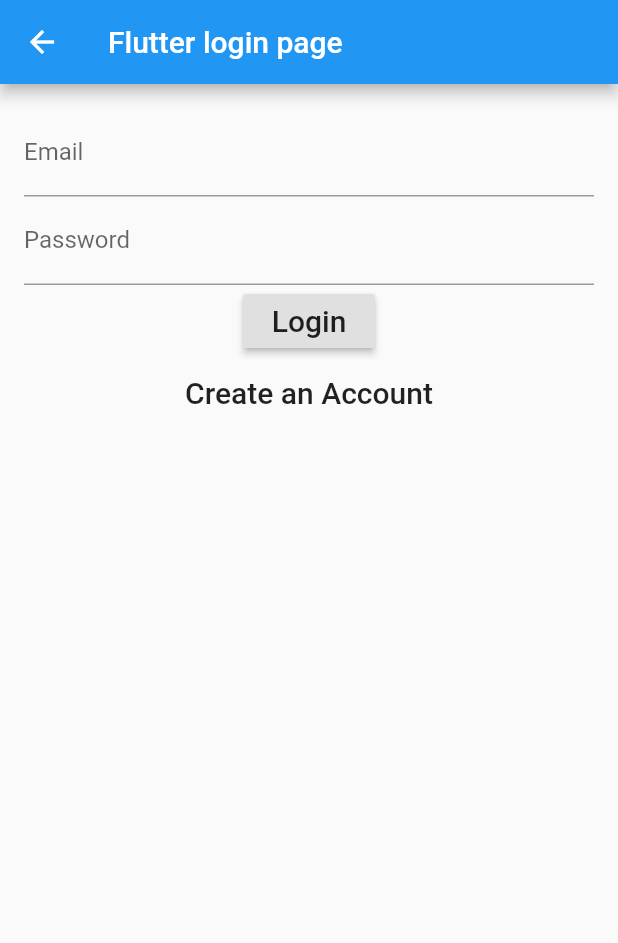
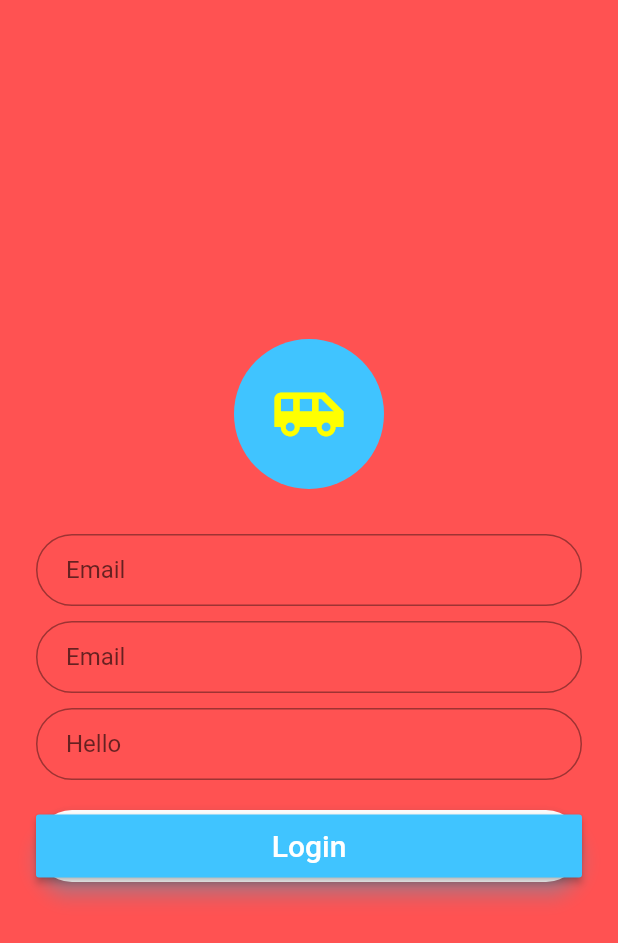
Before and after one commit to kupozn/SmartParkingApp, a Flutter app: the LoginPage screen opened directly, on a phone screen of 412 x 824 dp. Shown: the top 943 px of the screen. Run offline on Flutter 3.47's test engine with Material 2 defaults, Android fonts, the phone set to English and light mode, and no system bars; our stand-ins replace firebase_auth; accounts and stored records are empty; Roboto replaces fonts that are missing (Nunito).

Commit message:
login page ui

```diff
--- /dev/null
+++ b/lib/LoginPage.dart
@@ -0,0 +1,181 @@
+import 'package:flutter/material.dart';
+import 'package:firebase_auth/firebase_auth.dart';
+import 'Home.dart';
+
+class LoginPage extends StatefulWidget {
+  static String tag = 'LoginPage';
+  @override
+  State<StatefulWidget> createState() => new _LoginPageState();
+}
+
+enum FormType{
+  login,
+  register
+}
+
+class _LoginPageState extends State<LoginPage>{
+
+  final formkey = new GlobalKey<FormState>();
+
+  String _email;
+  String _password;
+  FormType _formType = FormType.login;
+
+  bool validateAndSave(){
+    final form = formkey.currentState;
+    if (form.validate()){
+      form.save();
+      return true;
+    }
+    return false;
+  }
+
+  void validateAndSubmit() async{
+    if (validateAndSave()){
+      try{
+        if(_formType == FormType.login){
+          FirebaseUser user = await FirebaseAuth.instance.signInWithEmailAndPassword(email: _email, password: _password);
+          print('Signed in  : email = ${_email}');
+        }else{
+          FirebaseUser user = await FirebaseAuth.instance.createUserWithEmailAndPassword(email: _email, password: _password);
+          print('Registered with : email = ${_email}');
+        }
+
+      } catch(e){
+        print('Error: $e');
+      }
+      }
+  }
+
+  void moveToRegister(){
+    formkey.currentState.reset();
+    setState((){
+      _formType = FormType.register;
+    });
+  }
+
+  void moveToLogin(){
+    formkey.currentState.reset();
+    setState((){
+      _formType = FormType.login;
+    });
+  }
+
+  @override
+  Widget build(BuildContext context){
+
+    final textbox = TextFormField(
+                autofocus: false,
+                decoration: new InputDecoration(
+                hintText: 'Email',
+                contentPadding: EdgeInsets.fromLTRB(20.0, 10.0, 20.0, 10.0),
+                border: OutlineInputBorder(borderRadius: BorderRadius.circular(32.0))),
+                obscureText: true,
+                //validator: (value) => value.isEmpty ? 'Email can not be empty' : null,
+                //onSaved: (value) => _password = value,
+              );
+    final button = Padding(
+                  padding: EdgeInsets.symmetric(vertical: 10.0),
+                  child: Material(
+                    borderRadius: BorderRadius.circular(30.0),
+                    shadowColor: Colors.lightBlueAccent.shade100,
+                    elevation: 5.0,
+                    child: MaterialButton(
+                      minWidth: 200.0,
+                      height: 42.0,
+                      onPressed:(){Navigator.of(context).pushNamed(HomePage.tag);},
+                      color: Colors.lightBlueAccent,
+                      child: Text('Login', style: new TextStyle(fontSize: 20.0, color: Colors.white)),
+                      )
+                    )
+                  );
+    final logo = CircleAvatar(
+                        backgroundColor: Colors.lightBlueAccent,
+                        radius: 50.0,
+                        child: Icon(
+                          Icons.airport_shuttle,
+                          color: Colors.yellowAccent,
+                          size: 50.0,
+                        ),
+                      );
+    return new Scaffold(
+      backgroundColor: Colors.redAccent,
+      body: Center(
+        child: ListView(
+          shrinkWrap: true,
+          padding: EdgeInsets.only(left: 24.0, right: 24.0),
+          children: <Widget>[
+            logo, SizedBox(height: 30.0,),
+            textbox, SizedBox(height: 10.0,),
+            textbox, SizedBox(height: 10.0,),
+            buildInputs('Hello'), SizedBox(height: 10.0,),
+            button
+          ],
+        ),
+      ),
+      // body: new Container(
+      //   padding: EdgeInsets.all(16.0),
+      //   child: new Form(
+      //     key: formkey,
+      //     child: new Column(
+      //       children: buildInputs('Login', 10.0) + buildInputs('Password', 10.0)+ buildButton(),
+      //     )
+      //   ),
+      // )
+    );
+  }
+
+  Widget buildInputs(words){
+    return TextFormField(
+                autofocus: false,
+                decoration: new InputDecoration(
+                hintText: words,
+                contentPadding: EdgeInsets.fromLTRB(20.0, 10.0, 20.0, 10.0),
+                border: OutlineInputBorder(borderRadius: BorderRadius.circular(32.0))),
+                obscureText: true,
+                validator: (value) => value.isEmpty ? words+' can not be empty' : null,
+                onSaved: (value) => _password = value,
+              );
+
+  }
+  List<Widget> buildButton(){
+    if(_formType == FormType.login){
+      return [new RaisedButton(
+                  child: new Text('Login', style: new TextStyle(fontSize: 20.0)),
+                  onPressed: validateAndSubmit,
+                ),
+                new FlatButton(
+                  child: new Text('Create an Account', style: new TextStyle(fontSize: 20.0)),
+                  onPressed: moveToRegister,
+                )
+      ];
+    }else{
+      return [new RaisedButton(
+                  child: new Text('Create an Account', style: new TextStyle(fontSize: 20.0)),
+                  onPressed: validateAndSubmit,
+                ),
+                new FlatButton(
+                  child: new Text('Go to sign in', style: new TextStyle(fontSize: 20.0)),
+                  onPressed: moveToLogin,
+                ),
+                new Padding(
+                  padding: EdgeInsets.symmetric(vertical: 10.0),
+                  child: Material(
+                    borderRadius: BorderRadius.circular(30.0),
+                    shadowColor: Colors.lightBlueAccent.shade100,
+                    elevation: 5.0,
+                    child: MaterialButton(
+                      minWidth: 200.0,
+                      height: 42.0,
+                      onPressed: validateAndSubmit,
+                      color: Colors.lightBlueAccent,
+                      child: Text('Login', style: new TextStyle(fontSize: 20.0, color: Colors.white)),
+                    ),
+
+                  ),
+                )
+              ];
+    }
+
+  }
+}
--- a/lib/SplashScreen.dart
+++ b/lib/SplashScreen.dart
@@ -1,7 +1,7 @@
 import 'dart:async';
 
 import 'package:flutter/material.dart';
-import 'login_page.dart';
+import 'LoginPage.dart';
 
 class SplashScreen extends StatefulWidget {
   @override
@@ -13,7 +13,7 @@ class _SplashScreenState extends State<SplashScreen> {
   void initState() {
     // TODO: implement initState
     super.initState();
-    Timer(Duration(seconds: 3), () => new LoginPage());
+    Timer(Duration(seconds: 3), () => Navigator.of(context).pushNamed(LoginPage.tag));
   }
 
   @override
--- a/lib/login_page.dart
+++ /dev/null
@@ -1,119 +0,0 @@
-import 'package:flutter/material.dart';
-import 'package:firebase_auth/firebase_auth.dart';
-
-class LoginPage extends StatefulWidget {
-
-  @override
-  State<StatefulWidget> createState() => new _LoginPageState();
-}
-
-enum FormType{
-  login,
-  register
-}
-
-class _LoginPageState extends State<LoginPage>{
-
-  final formkey = new GlobalKey<FormState>();
-
-  String _email;
-  String _password;
-  FormType _formType = FormType.login;
-
-  bool validateAndSave(){
-    final form = formkey.currentState;
-    if (form.validate()){
-      form.save();
-      return true;
-    }
-    return false;
-  }
-
-  void validateAndSubmit() async{
-    if (validateAndSave()){
-      try{
-        if(_formType == FormType.login){
-          FirebaseUser user = await FirebaseAuth.instance.signInWithEmailAndPassword(email: _email, password: _password);
-          print('Signed in  : email = ${_email}');
-        }else{
-          FirebaseUser user = await FirebaseAuth.instance.createUserWithEmailAndPassword(email: _email, password: _password);
-          print('Registered with : email = ${_email}');
-        }
-
-      } catch(e){
-        print('Error: $e');
-      }
-      }
-  }
-
-  void moveToRegister(){
-    formkey.currentState.reset();
-    setState((){
-      _formType = FormType.register;
-    });
-  }
-
-  void moveToLogin(){
-    formkey.currentState.reset();
-    setState((){
-      _formType = FormType.login;
-    });
-  }
-
-  @override
-  Widget build(BuildContext context){
-    return new Scaffold(
-      appBar: new AppBar(
-        title: new Text('Flutter login page'),
-      ),
-      body: new Container(
-        padding: EdgeInsets.all(16.0),
-        child: new Form(
-          key: formkey,
-          child: new Column(
-            children: buildInputs() + buildButton(),
-          )
-        ),
-      )
-    );
-  }
-
-  List<Widget> buildInputs(){
-    return [new TextFormField(
-                decoration: new InputDecoration(labelText: 'Email'),
-                validator: (value) => value.isEmpty ? 'Email can not be empty' : null,
-                onSaved: (value) => _email = value,
-              ),
-              new TextFormField(
-                decoration: new InputDecoration(labelText: 'Password'),
-                obscureText: true,
-                validator: (value) => value.isEmpty ? 'Password can not be empty' : null,
-                onSaved: (value) => _password = value,
-              )
-    ];
-  }
-  List<Widget> buildButton(){
-    if(_formType == FormType.login){
-      return [new RaisedButton(
-                  child: new Text('Login', style: new TextStyle(fontSize: 20.0)),
-                  onPressed: validateAndSubmit,
-                ),
-                new FlatButton(
-                  child: new Text('Create an Account', style: new TextStyle(fontSize: 20.0)),
-                  onPressed: moveToRegister,
-                )
-      ];
-    }else{
-      return [new RaisedButton(
-                  child: new Text('Create an Account', style: new TextStyle(fontSize: 20.0)),
-                  onPressed: validateAndSubmit,
-                ),
-                new FlatButton(
-                  child: new Text('Go to sign in', style: new TextStyle(fontSize: 20.0)),
-                  onPressed: moveToLogin,
-                )
-              ];
-    }
-
-  }
-}
--- a/lib/main.dart
+++ b/lib/main.dart
@@ -1,5 +1,6 @@
 import 'package:flutter/material.dart';
-import 'login_page.dart';
+import 'Home.dart';
+import 'LoginPage.dart';
 import 'SplashScreen.dart';
 
 void main(){
@@ -8,14 +9,21 @@ void main(){
 
 class MyApp extends StatelessWidget{
 
+  final routes = <String, WidgetBuilder>{
+    HomePage.tag: (context) => HomePage(),
+    LoginPage.tag: (context) => LoginPage(),
+  };
   @override
   Widget build(BuildContext context){
     return new MaterialApp(
-      title: "Flutter login page",
+      title: "Flutter login ",
+      debugShowCheckedModeBanner: false,
       theme: new ThemeData(
         primarySwatch: Colors.blue,
+        fontFamily: 'Nunito',
       ),
-      home: SplashScreen()
+      home: SplashScreen(),
+      routes: routes,
     );
   }
 
```
Also changed, not shown: lib/Home.dart (added, +29 -0 lines).
